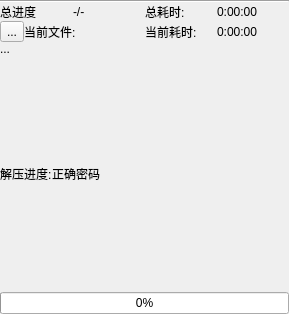
Qt form components/page_home/res/page_home.ui (PPJUST/OnlyUnzip) before a commit.
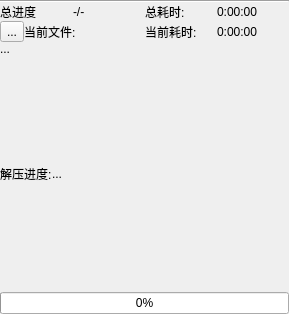
The same form after that commit. The open tabs and pages were chosen to show the change.

The edit to the form file:
```diff
--- a/components/page_home/res/page_home.ui
+++ b/components/page_home/res/page_home.ui
@@ -258,7 +258,7 @@
              <item>
               <widget class="QLabel" name="label_right_password">
                <property name="text">
-                <string>正确密码</string>
+                <string>...</string>
                </property>
               </widget>
              </item>
```
